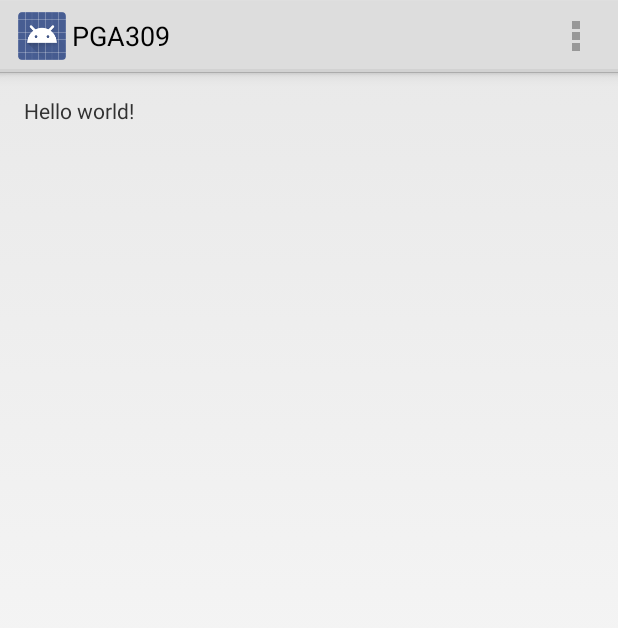
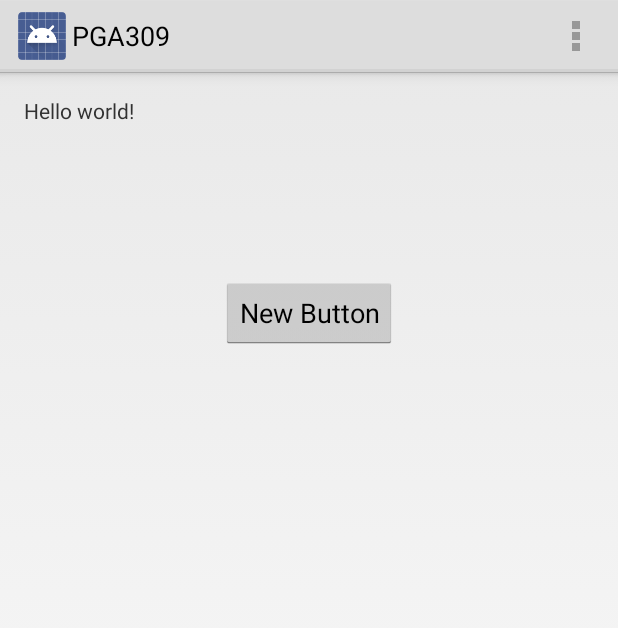
Before and after one commit to furai/pga309-blutooth-android-tensometer, an Android app: the screen it shows after launch (MainActivity), on a phone screen of 412 x 824 dp. Shown: the top 628 px of the screen. Run offline under Robolectric (Android 15) with nearby library versions, the light colour scheme and no system bars.

Commit message:
Slowly progressing with applciation.

```diff
--- a/android/PGA309/PGA309/src/main/AndroidManifest.xml
+++ b/android/PGA309/PGA309/src/main/AndroidManifest.xml
@@ -1,7 +1,8 @@
 <?xml version="1.0" encoding="utf-8"?>
 <manifest xmlns:android="http://schemas.android.com/apk/res/android"
     package="pl.furai.pga309" >
-
+    <uses-permission android:name="android.permission.BLUETOOTH" />
+    <uses-permission android:name="android.permission.BLUETOOTH_ADMIN" />
     <application
         android:allowBackup="true"
         android:icon="@drawable/ic_launcher"
@@ -17,5 +18,4 @@
             </intent-filter>
         </activity>
     </application>
-
 </manifest>
--- a/android/PGA309/PGA309/src/main/java/pl/furai/pga309/MainActivity.java
+++ b/android/PGA309/PGA309/src/main/java/pl/furai/pga309/MainActivity.java
@@ -1,17 +1,40 @@
 package pl.furai.pga309;
 
 import android.app.Activity;
+import android.bluetooth.BluetoothAdapter;
+import android.content.Intent;
 import android.os.Bundle;
 import android.view.Menu;
 import android.view.MenuItem;
+import android.widget.Toast;
+import android.util.Log;
 
 
 public class MainActivity extends Activity {
+
+    private static final int REQUEST_ENABLE_BT = 1337;
+    private static final boolean D = true;
+    private static final String TAG = MainActivity.class.getSimpleName();
 
     @Override
     protected void onCreate(Bundle savedInstanceState) {
         super.onCreate(savedInstanceState);
         setContentView(R.layout.activity_main);
+
+        BluetoothAdapter mBluetoothAdapter = BluetoothAdapter.getDefaultAdapter();
+        if (mBluetoothAdapter == null) {
+            Toast.makeText(getApplicationContext(), "Device does not support Bluetooth.", Toast.LENGTH_LONG).show();
+            if (D) Log.d(TAG, "Device does not support Bluetooth.");
+        } else {
+            Toast.makeText(getApplicationContext(), "Device supports Bluetooth.", Toast.LENGTH_LONG).show();
+            if (D) Log.d(TAG, "Device supports Bluetooth.");
+        }
+        //Enable bluetooth if it's disabled
+        if (!mBluetoothAdapter.isEnabled()) {
+            Intent enableBtIntent = new Intent(BluetoothAdapter.ACTION_REQUEST_ENABLE);
+            startActivityForResult(enableBtIntent, REQUEST_ENABLE_BT);
+        }
+
     }
 
 
@@ -31,6 +54,8 @@ public class MainActivity extends Activity {
 
         //noinspection SimplifiableIfStatement
         if (id == R.id.action_settings) {
+            Toast.makeText(getApplicationContext(), "Lucas was too lazy to implement settings.", Toast.LENGTH_SHORT).show();
+            if (D) Log.d(TAG, "Lucas was too lazy to implement settings.");
             return true;
         }
 
--- a/android/PGA309/PGA309/src/main/res/layout/activity_main.xml
+++ b/android/PGA309/PGA309/src/main/res/layout/activity_main.xml
@@ -11,6 +11,13 @@
     <TextView
             android:text="@string/hello_world"
             android:layout_width="wrap_content"
-            android:layout_height="wrap_content"/>
+            android:layout_height="wrap_content" android:id="@+id/textView"/>
+    <Button
+            android:layout_width="wrap_content"
+            android:layout_height="wrap_content"
+            android:text="New Button"
+            android:id="@+id/button"
+            android:layout_marginTop="101dp" android:layout_below="@+id/textView"
+            android:layout_centerHorizontal="true"/>
 
 </RelativeLayout>
```
Also changed, not shown: android/PGA309/PGA309/src/main/ic_launcher-web.png, android/PGA309/PGA309/src/main/res/drawable-hdpi/ic_launcher.png, android/PGA309/PGA309/src/main/res/drawable-mdpi/ic_launcher.png, android/PGA309/PGA309/src/main/res/drawable-xhdpi/ic_launcher.png, android/PGA309/PGA309/src/main/res/drawable-xxhdpi/ic_launcher.png, 2 other files.
